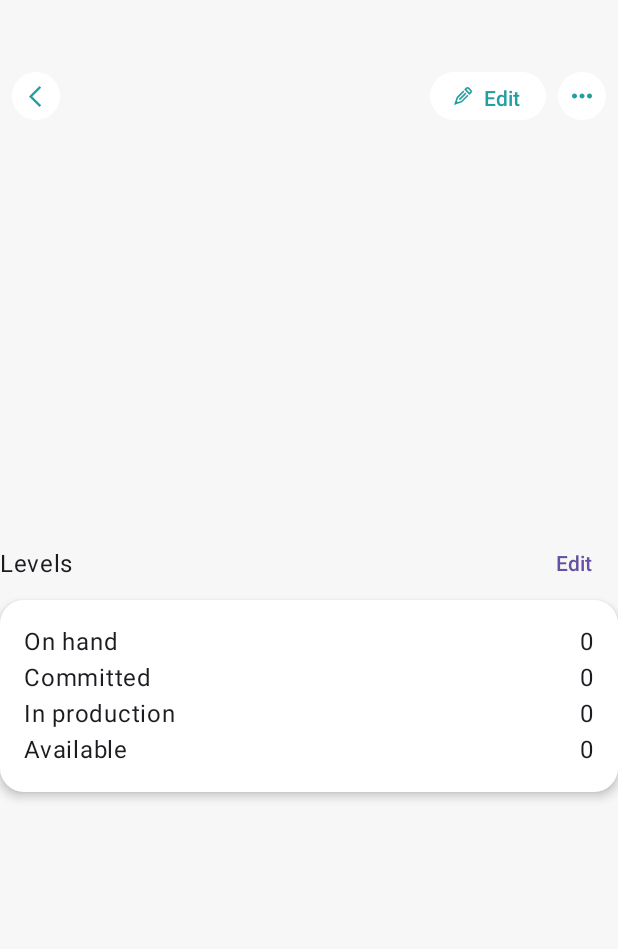
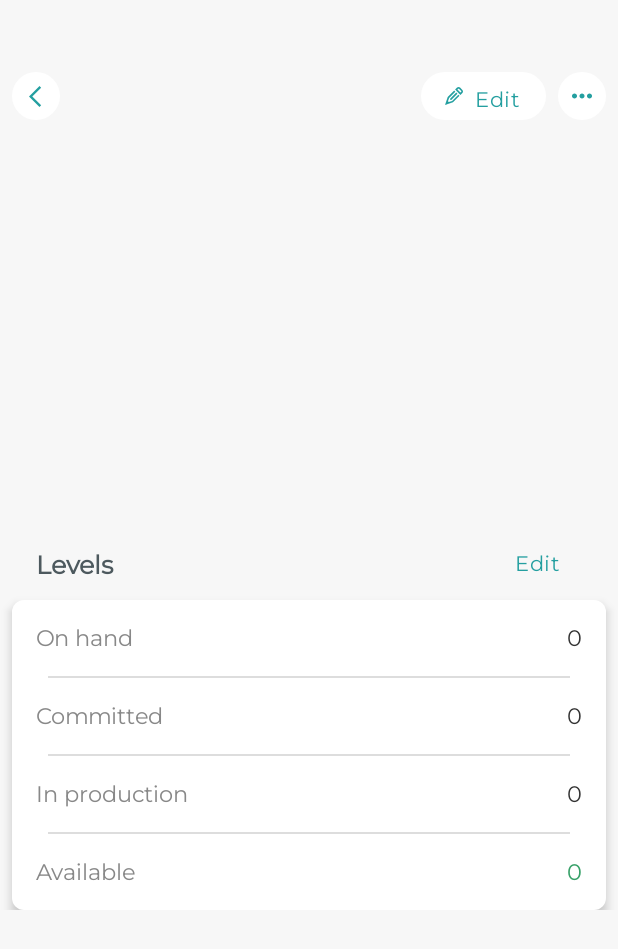
Before and after one commit to tkevin-h/code_demo, an Android app built with Jetpack Compose: the composable StockDetailsContent called with empty values, on a phone screen of 412 x 824 dp. Shown: the top 949 px of the screen. Run offline under Robolectric (Android 15) with nearby library versions, the phone set to English and light mode, and no system bars.

Commit message:
- Set styling for levels information header section

```diff
--- a/app/src/main/java/com/thavin/vintrace/ui/stock_details/StockDetailsScreen.kt
+++ b/app/src/main/java/com/thavin/vintrace/ui/stock_details/StockDetailsScreen.kt
@@ -18,6 +18,7 @@ import androidx.compose.foundation.lazy.rememberLazyListState
 import androidx.compose.foundation.shape.RoundedCornerShape
 import androidx.compose.material3.Card
 import androidx.compose.material3.CardDefaults
+import androidx.compose.material3.Divider
 import androidx.compose.material3.Icon
 import androidx.compose.material3.Scaffold
 import androidx.compose.material3.Text
@@ -44,7 +45,9 @@ import com.thavin.vintrace.ui.stock_details.components.CollapsedTopBar
 import com.thavin.vintrace.ui.stock_details.components.ExpandedTopBar
 import com.thavin.vintrace.ui.stock_details.contract.StockDetailsEvent
 import com.thavin.vintrace.ui.stock_details.contract.StockDetailsIntent
+import com.thavin.vintrace.ui.stock_details.mapper.numberFormat
 import com.thavin.vintrace.ui.stock_details.mapper.toResources
+import com.thavin.vintrace.ui.theme.Cyan59
 import com.thavin.vintrace.ui.theme.DimenCollapsedTopBarHeight
 import com.thavin.vintrace.ui.theme.DimenExpandedTopBarHeight
 import com.thavin.vintrace.ui.theme.DimenLarge
@@ -55,6 +58,9 @@ import com.thavin.vintrace.ui.theme.DimenSmall
 import com.thavin.vintrace.ui.theme.DimenXxLarge
 import com.thavin.vintrace.ui.theme.DimenZero
 import com.thavin.vintrace.ui.theme.Green60
+import com.thavin.vintrace.ui.theme.Grey21
+import com.thavin.vintrace.ui.theme.Grey56
+import com.thavin.vintrace.ui.theme.Grey88
 import com.thavin.vintrace.ui.theme.Typography
 import org.koin.androidx.compose.koinViewModel
 
@@ -152,8 +158,6 @@ private fun StockDetailsContent(
         }
     }
 
-    val editToastMessage = stringResource(id = R.string.edit_button_toast)
-
     Box {
         CollapsedTopBar(
             modifier = Modifier.zIndex(2f),
@@ -192,29 +196,13 @@ private fun StockDetailsContent(
             item {
                 Spacer(modifier = Modifier.height(DimenLarge))
 
-                Row(modifier = Modifier.fillMaxWidth()) {
-                    Text(
-                        text = stringResource(id = R.string.levels_title),
-                        modifier = Modifier.align(Alignment.CenterVertically)
-                    )
-                    Spacer(modifier = Modifier.weight(1f))
-                    TextButton(
-                        onClick = { editOnClick(editToastMessage) }
-                    ) {
-                        Text(text = stringResource(id = R.string.edit_button))
-                    }
-                }
-            }
-
-            item {
                 LevelsInformation(
                     onHand = onHand,
                     committed = committed,
                     inProduction = inProduction,
-                    available = available
+                    available = available,
+                    editOnClick = editOnClick
                 )
-
-                Spacer(modifier = Modifier.height(DimenSmall))
             }
 
             if (components.isNotEmpty()) {
@@ -369,39 +357,140 @@ private fun LevelsInformation(
     committed: Int,
     inProduction: Int,
     available: Int,
+    editOnClick: (String) -> Unit
 ) {
+    val editToastMessage = stringResource(id = R.string.edit_button_toast)
+
+    Row(
+        modifier = Modifier
+            .fillMaxWidth()
+            .padding(start = DimenMedium, end = DimenMedium)
+    ) {
+        Text(
+            text = stringResource(id = R.string.levels_title),
+            style = Typography.titleMedium,
+            modifier = Modifier
+                .align(Alignment.CenterVertically)
+        )
+
+        Spacer(modifier = Modifier.weight(1f))
+
+        TextButton(
+            onClick = { editOnClick(editToastMessage) }
+        ) {
+            Text(text = stringResource(id = R.string.edit_button))
+        }
+    }
+
     Card(
         colors = CardDefaults.cardColors(containerColor = Color.White),
-        shape = RoundedCornerShape(DimenSmall),
+        shape = RoundedCornerShape(DimenMicro),
         elevation = CardDefaults.cardElevation(DimenNano),
         modifier = modifier
             .fillMaxWidth()
+            .padding(start = DimenMicro, end = DimenMicro)
     ) {
         Column(
-            modifier = Modifier.padding(DimenSmall)
+            modifier = Modifier
+                .padding(DimenSmall)
         ) {
             Row {
-                Text(text = stringResource(id = R.string.levels_on_hand_title))
+                Text(
+                    text = stringResource(id = R.string.levels_on_hand_title),
+                    style = Typography.bodyMedium,
+                    color = Grey56
+                )
+
                 Spacer(modifier = Modifier.weight(1f))
-                Text(text = onHand.toString())
+
+                Text(
+                    text = onHand.numberFormat(),
+                    style = Typography.bodyMedium,
+                    color = Grey21
+                )
             }
 
+            Spacer(modifier = Modifier.height(DimenSmall))
+
+            Divider(
+                color = Grey88,
+                modifier = Modifier
+                    .fillMaxWidth()
+                    .padding(start = DimenMicro, end = DimenMicro)
+            )
+
+            Spacer(modifier = Modifier.height(DimenSmall))
+
             Row {
-                Text(text = stringResource(id = R.string.levels_committed_title))
+                Text(
+                    text = stringResource(id = R.string.levels_committed_title),
+                    style = Typography.bodyMedium,
+                    color = Grey56
+                )
+
                 Spacer(modifier = Modifier.weight(1f))
-                Text(text = committed.toString())
+
+                Text(
+                    text = committed.numberFormat(),
+                    style = Typography.bodyMedium,
+                    color = Grey21
+                )
             }
 
+            Spacer(modifier = Modifier.height(DimenSmall))
+
+            Divider(
+                color = Grey88,
+                modifier = Modifier
+                    .fillMaxWidth()
+                    .padding(start = DimenMicro, end = DimenMicro)
+            )
+
+            Spacer(modifier = Modifier.height(DimenSmall))
+
             Row {
-                Text(text = stringResource(id = R.string.levels_in_production_title))
+                Text(
+                    text = stringResource(id = R.string.levels_in_production_title),
+                    style = Typography.bodyMedium,
+                    color = Grey56
+                )
+
                 Spacer(modifier = Modifier.weight(1f))
-                Text(text = inProduction.toString())
+
+                Text(
+                    text = inProduction.numberFormat(),
+                    style = Typography.bodyMedium,
+                    color = Grey21
+                )
+
             }
 
+            Spacer(modifier = Modifier.height(DimenSmall))
+
+            Divider(
+                color = Grey88,
+                modifier = Modifier
+                    .fillMaxWidth()
+                    .padding(start = DimenMicro, end = DimenMicro)
+            )
+
+            Spacer(modifier = Modifier.height(DimenSmall))
+
             Row {
-                Text(text = stringResource(id = R.string.levels_available_title))
+                Text(
+                    text = stringResource(id = R.string.levels_available_title),
+                    style = Typography.bodyMedium,
+                    color = Grey56
+                )
+
                 Spacer(modifier = Modifier.weight(1f))
-                Text(text = available.toString())
+
+                Text(
+                    text = available.numberFormat(),
+                    style = Typography.bodyMedium,
+                    color = Cyan59
+                )
+
             }
         }
     }
--- a/app/src/main/java/com/thavin/vintrace/ui/stock_details/mapper/StockDetailsMapper.kt
+++ b/app/src/main/java/com/thavin/vintrace/ui/stock_details/mapper/StockDetailsMapper.kt
@@ -1,6 +1,10 @@
 package com.thavin.vintrace.ui.stock_details.mapper
 
 import com.thavin.vintrace.R
+import java.text.DecimalFormat
+import java.text.NumberFormat
+
+const val NUMBER_FORMAT_PATTERN = "#,###"
 
 fun List<String>.toResources(): List<Int> =
     if (this.isEmpty()) {
@@ -30,3 +34,8 @@ fun List<String>.toResources(): List<Int> =
             }
         }
     }
+
+fun Int.numberFormat(): String {
+    val formatter: NumberFormat = DecimalFormat(NUMBER_FORMAT_PATTERN)
+    return formatter.format(this)
+}
--- a/app/src/main/java/com/thavin/vintrace/ui/theme/Color.kt
+++ b/app/src/main/java/com/thavin/vintrace/ui/theme/Color.kt
@@ -9,3 +9,7 @@ val Green60 = Color(0xFF249fa0)
 val Grey97 = Color(0xFFF7F7F7)
 val Black13 = Color(0xFF222222)
 val Grey56 = Color(0xFF888888)
+val Grey37 = Color(0xFF4D595E)
+val Grey21 = Color(0xFF333333)
+val Cyan59 = Color(0xFF38A169)
+val Grey88 = Color(0xFFDDDDDD)
--- a/app/src/main/java/com/thavin/vintrace/ui/theme/Type.kt
+++ b/app/src/main/java/com/thavin/vintrace/ui/theme/Type.kt
@@ -34,6 +34,13 @@ val Typography = Typography(
         fontSize = 28.sp,
         color = Green60
     ),
+    titleMedium = TextStyle(
+        fontFamily = FontFamily(Font(R.font.montserrat)),
+        fontWeight = FontWeight.SemiBold,
+        fontSize = 17.sp,
+        lineHeight = 22.sp,
+        color = Grey37
+    ),
     labelSmall = TextStyle(
         fontFamily = FontFamily.Default,
         fontWeight = FontWeight.Medium,
@@ -46,5 +53,13 @@ val Typography = Typography(
         fontWeight = FontWeight.Normal,
         fontSize = 13.sp,
         color = Grey56
+    ),
+    labelLarge = TextStyle(
+        fontFamily = FontFamily(Font(R.font.montserrat)),
+        fontWeight = FontWeight.Normal,
+        fontSize = 14.sp,
+        lineHeight = 21.sp,
+        color = Green60
     )
+
 )
```
